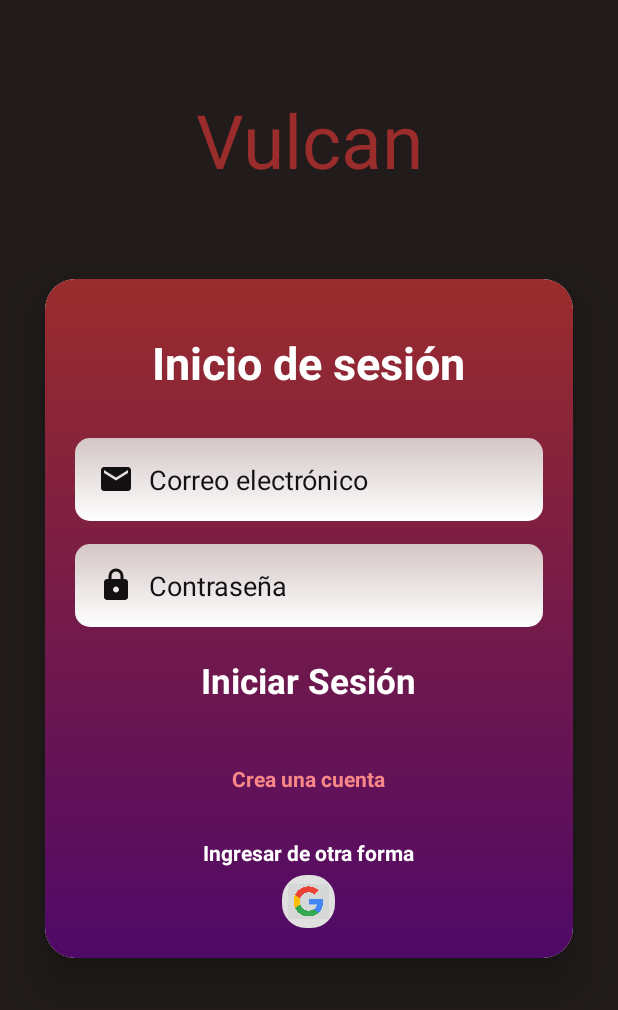
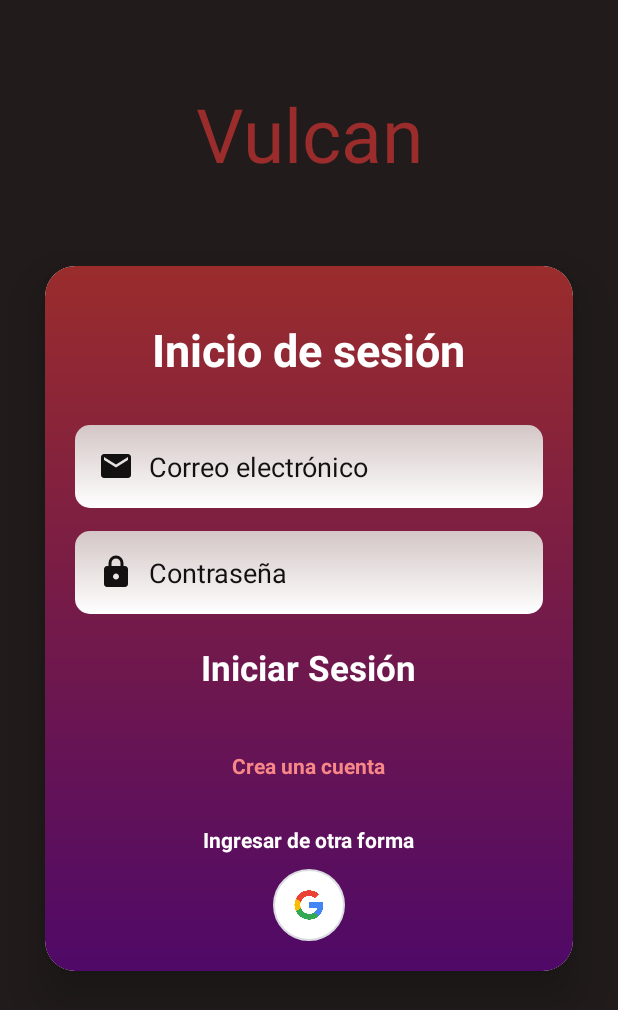
Before and after one commit to PakoGzx/Vulcan, an Android app: the screen it shows after launch (MainActivity), on a phone screen of 412 x 824 dp. Shown: the top 1010 px of the screen. Run offline under Robolectric (Android 15) with nearby library versions, the phone set to English and light mode, and no system bars; our stand-ins replace Firebase (no records; nobody signed in at launch, a user with empty details on screens opened directly).

Commit message:
logo google

```diff
--- /dev/null
+++ b/app/src/main/res/drawable/bg_boton_google.xml
@@ -0,0 +1,12 @@
+<?xml version="1.0" encoding="utf-8"?>
+<ripple xmlns:android="http://schemas.android.com/apk/res/android"
+    android:color="#33000000">
+    <item>
+        <shape android:shape="oval">
+            <solid android:color="#FFFFFF" />
+            <stroke
+                android:width="1dp"
+                android:color="#DADCE0" />
+        </shape>
+    </item>
+</ripple>
--- a/app/src/main/res/layout/activity_main.xml
+++ b/app/src/main/res/layout/activity_main.xml
@@ -115,23 +115,17 @@
                 android:textColor="#FFFFFF"
                 android:textSize="14sp"
                 android:textStyle="bold"
-                android:layout_marginBottom="5dp"/>
-            <LinearLayout
-                android:layout_width="wrap_content"
-                android:layout_height="wrap_content"
-                android:gravity="center"
-                android:orientation="horizontal"
-                android:background="@drawable/bg_burbuja_modelo">
+                android:layout_marginBottom="10dp"/>
 
-                <ImageButton
-                    android:id="@+id/btnGoogle"
-                    android:layout_width="35dp"
-                    android:layout_height="35dp"
-                    android:scaleType="centerInside"
-                    android:padding="5dp"
-                    android:src="@drawable/google_logo"/>
-
-            </LinearLayout>
+            <ImageButton
+                android:id="@+id/btnGoogle"
+                android:layout_width="48dp"
+                android:layout_height="48dp"
+                android:background="@drawable/bg_boton_google"
+                android:contentDescription="Iniciar sesión con Google"
+                android:padding="12dp"
+                android:scaleType="fitCenter"
+                android:src="@drawable/google_logo" />
 
         </LinearLayout>
 
```
